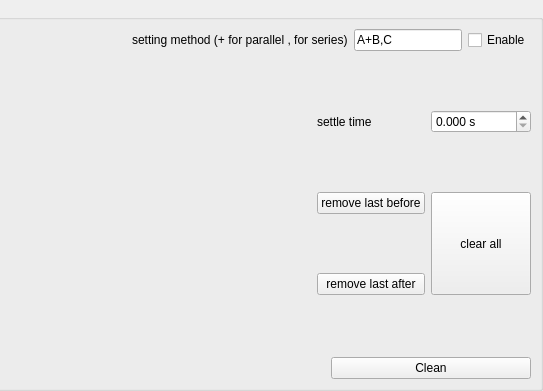
This is core/ui/individual_level.ui in lictailer/zmeter as Qt 5 draws it before an edit; both pictures show x 857 to 1400 and y 0 to 391 of the 1400 by 391 pixel window. The edited form follows.
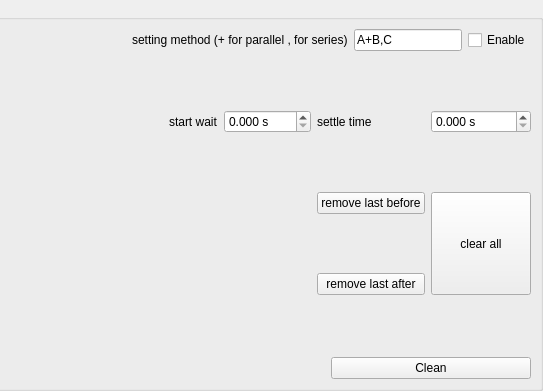
This is the edited form.

Commit message: Add per-level start wait

Diff of the .ui file:
```diff
--- a/core/ui/individual_level.ui
+++ b/core/ui/individual_level.ui
@@ -232,6 +232,32 @@
             </property>
            </spacer>
           </item>
+          <item>
+           <widget class="QLabel" name="label_6">
+            <property name="text">
+             <string>start wait</string>
+            </property>
+           </widget>
+          </item>
+          <item>
+           <widget class="QDoubleSpinBox" name="startWaitTime_spinbox">
+            <property name="suffix">
+             <string> s</string>
+            </property>
+            <property name="decimals">
+             <number>3</number>
+            </property>
+            <property name="minimum">
+             <double>0.000000000000000</double>
+            </property>
+            <property name="maximum">
+             <double>3600.000000000000000</double>
+            </property>
+            <property name="singleStep">
+             <double>0.010000000000000</double>
+            </property>
+           </widget>
+          </item>
          </layout>
         </item>
         <item row="1" column="2">
```
Left out of the diff: 186 changed lines with no effect on the pictures. The commit also changes 5 other files.
